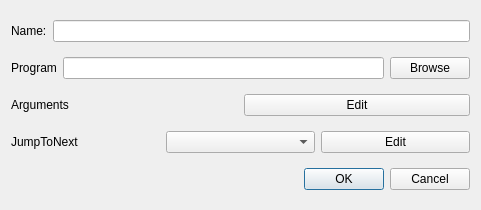
Old version of the form editcue.ui in the repository PotatoPopcorn/PlanktonScriptCue.
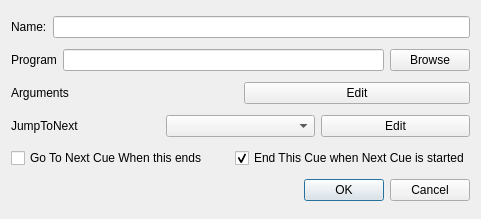
New version of the form.

Commit message: Add JumpOnEnd and EndOnNext to UI

Diff of the .ui file:
```diff
--- a/editcue.ui
+++ b/editcue.ui
@@ -7,7 +7,7 @@
     <x>0</x>
     <y>0</y>
     <width>481</width>
-    <height>210</height>
+    <height>219</height>
    </rect>
   </property>
   <property name="windowTitle">
@@ -88,6 +88,27 @@
      </item>
     </layout>
    </item>
+   <item>
+    <layout class="QHBoxLayout" name="jumpControlLayout">
+     <item>
+      <widget class="QCheckBox" name="jumpOnEndCheckBox">
+       <property name="text">
+        <string>Go To Next Cue When this ends</string>
+       </property>
+      </widget>
+     </item>
+     <item>
+      <widget class="QCheckBox" name="endOnNextCheckBox">
+       <property name="text">
+        <string>End This Cue when Next Cue is started</string>
+       </property>
+       <property name="checked">
+        <bool>true</bool>
+       </property>
+      </widget>
+     </item>
+    </layout>
+   </item>
    <item>
     <widget class="QDialogButtonBox" name="buttonBox">
      <property name="orientation">
```
The commit also changes 1 other file.
